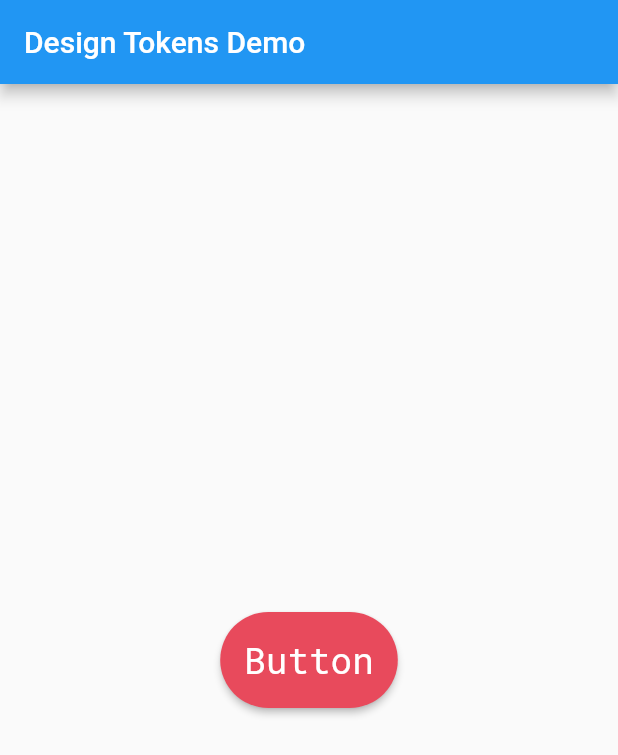
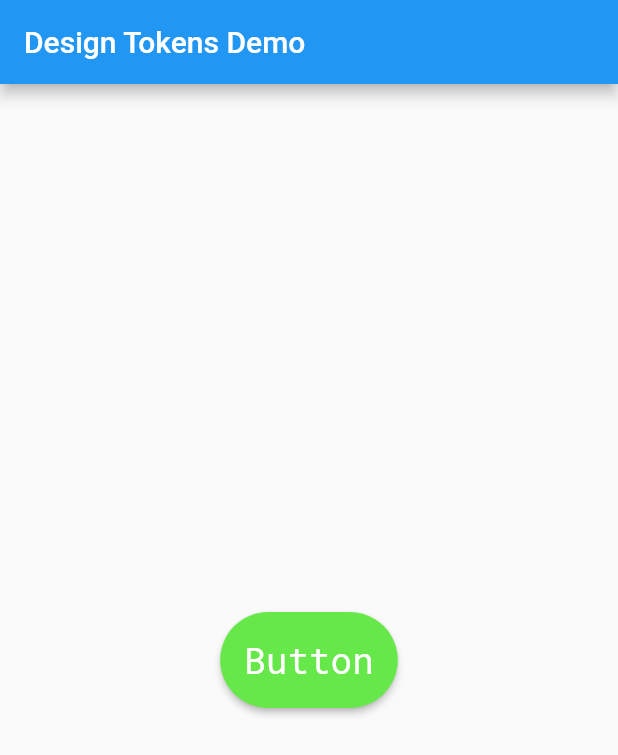
Before and after one commit to alxrein/design_tokens_chapter, a Flutter app: the screen it shows after launch, on a phone screen of 412 x 824 dp. Shown: the top 755 px of the screen. Run offline on Flutter 3.47's test engine with Material 2 defaults, Android fonts, the phone set to English and light mode, and no system bars; our stand-ins replace google_fonts.

Commit message:
update the gen

```diff
--- a/gen/bin/gen.dart
+++ b/gen/bin/gen.dart
@@ -7,7 +7,7 @@ void main(List<String> arguments) async {
 
   var code = 'import \'package:flutter/material.dart\';\n\n';
 
-  for (var e in map.entries) {
+  for (var e in map['designA'].entries) {
     code += ClassGenerator(e).generate();
   }
 
--- a/lib/theme/generated_kit.dart
+++ b/lib/theme/generated_kit.dart
@@ -1,7 +1,7 @@
 import 'package:flutter/material.dart';
 
 class KitColors {
-static const button = Color(0xffE84A5C);
+static const button = Color(0xff66e84a);
 }
 
 class fontFamilies {
@@ -16,8 +16,4 @@ class letterSpacing {
 static const button = 0/100;
 }
 
-class buttonTextstyle {
-
-}
-
  const ButtonRadius = 48.0;
```
